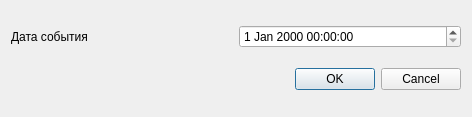
Before: the Qt Designer form src/ChronoLineDemo/dialogaedevflag.ui in DarkHobbit/chronoline, drawn with Qt 5.
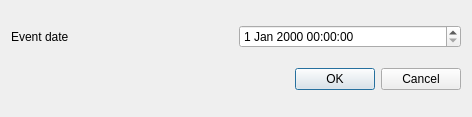
After: the same form once the commit is applied.

What changed in the file:
```diff
--- a/src/ChronoLineDemo/dialogaedevflag.ui
+++ b/src/ChronoLineDemo/dialogaedevflag.ui
@@ -19,7 +19,7 @@
      <item row="0" column="0">
       <widget class="QLabel" name="lbMinDate">
        <property name="text">
-        <string>Дата события</string>
+        <string>Event date</string>
        </property>
       </widget>
      </item>
```
